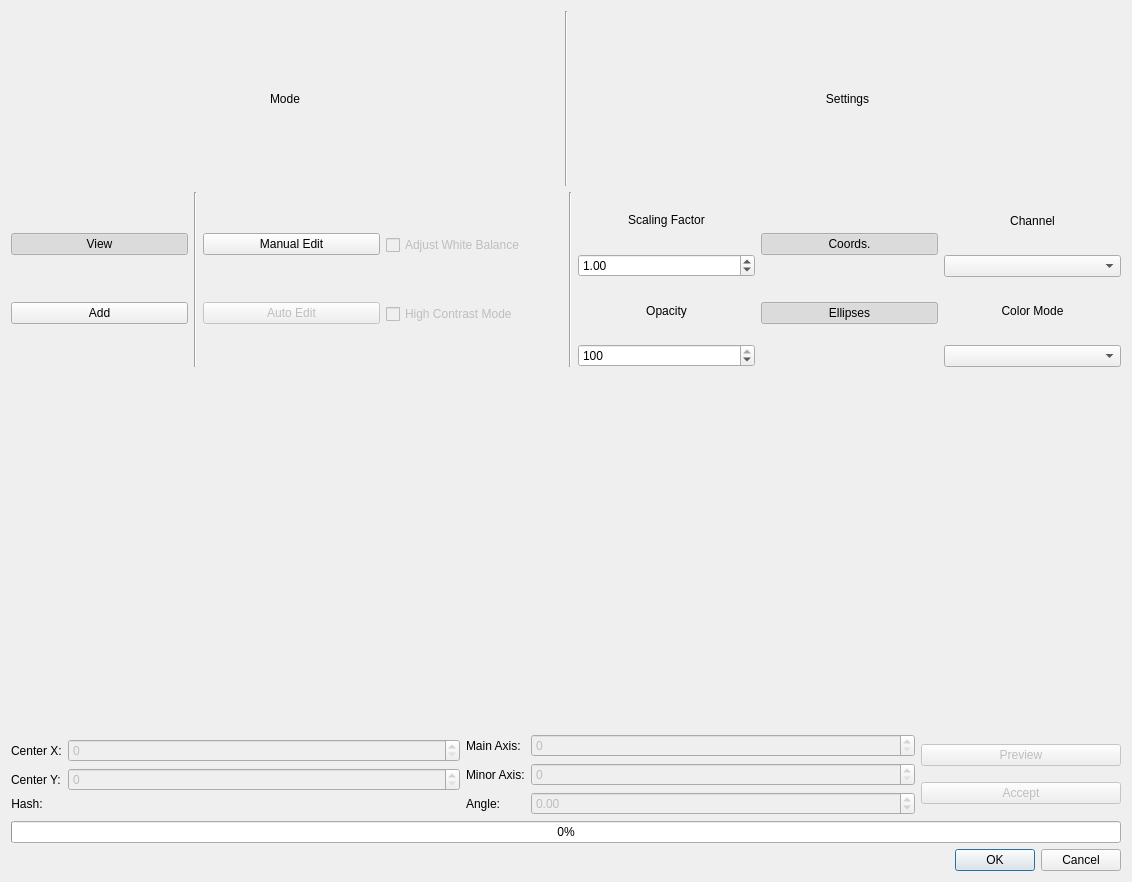
Above: gui/definitions/ui/result_editor_dialog.ui from SilMon/NucDetect before the change. Below: the same form after it.
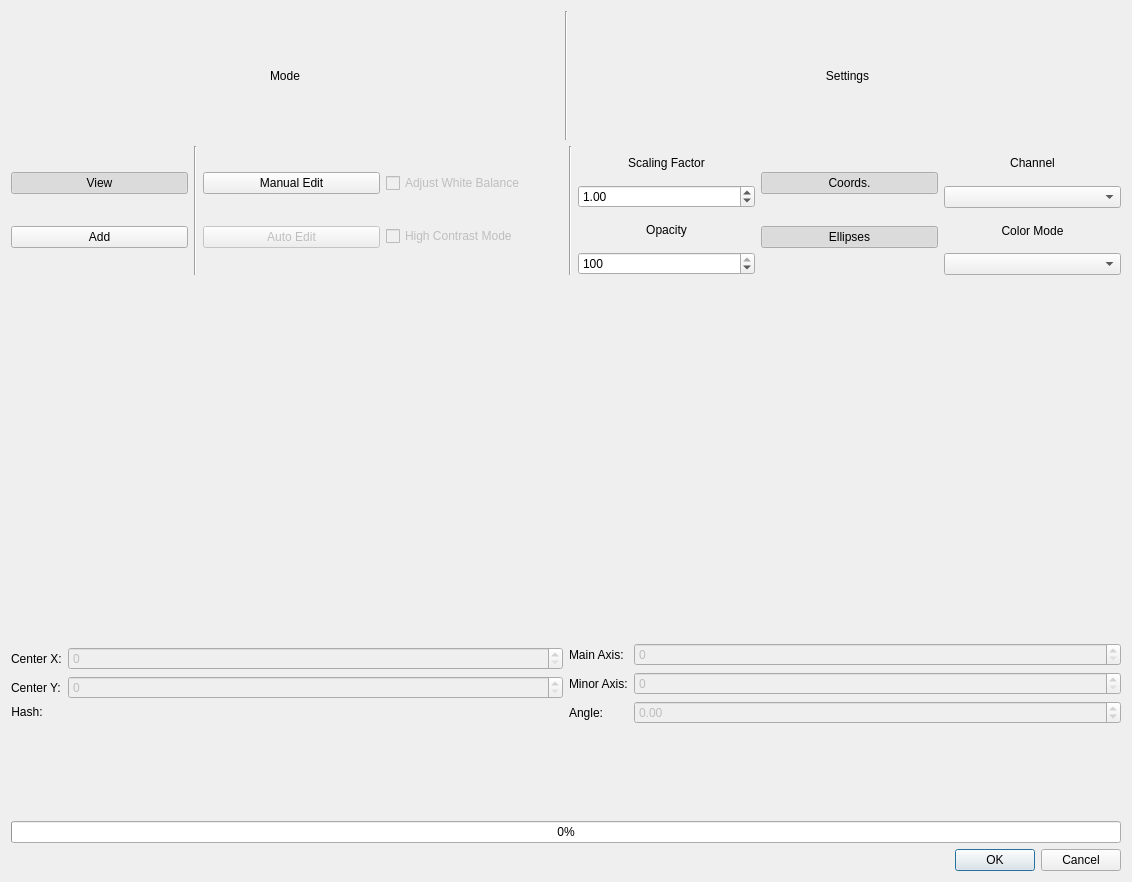
That is the form after the change.

```diff
--- a/gui/definitions/ui/result_editor_dialog.ui
+++ b/gui/definitions/ui/result_editor_dialog.ui
@@ -486,48 +486,6 @@
        </item>
       </layout>
      </item>
-     <item>
-      <layout class="QVBoxLayout" name="verticalLayout_3">
-       <item>
-        <widget class="QPushButton" name="btn_preview">
-         <property name="enabled">
-          <bool>false</bool>
-         </property>
-         <property name="maximumSize">
-          <size>
-           <width>200</width>
-           <height>16777215</height>
-          </size>
-         </property>
-         <property name="toolTip">
-          <string>Button to preview changes</string>
-         </property>
-         <property name="text">
-          <string>Preview</string>
-         </property>
-        </widget>
-       </item>
-       <item>
-        <widget class="QPushButton" name="btn_accept">
-         <property name="enabled">
-          <bool>false</bool>
-         </property>
-         <property name="maximumSize">
-          <size>
-           <width>200</width>
-           <height>16777215</height>
-          </size>
-         </property>
-         <property name="toolTip">
-          <string>Button to accept the performed changes</string>
-         </property>
-         <property name="text">
-          <string>Accept</string>
-         </property>
-        </widget>
-       </item>
-      </layout>
-     </item>
     </layout>
    </item>
    <item>
```
